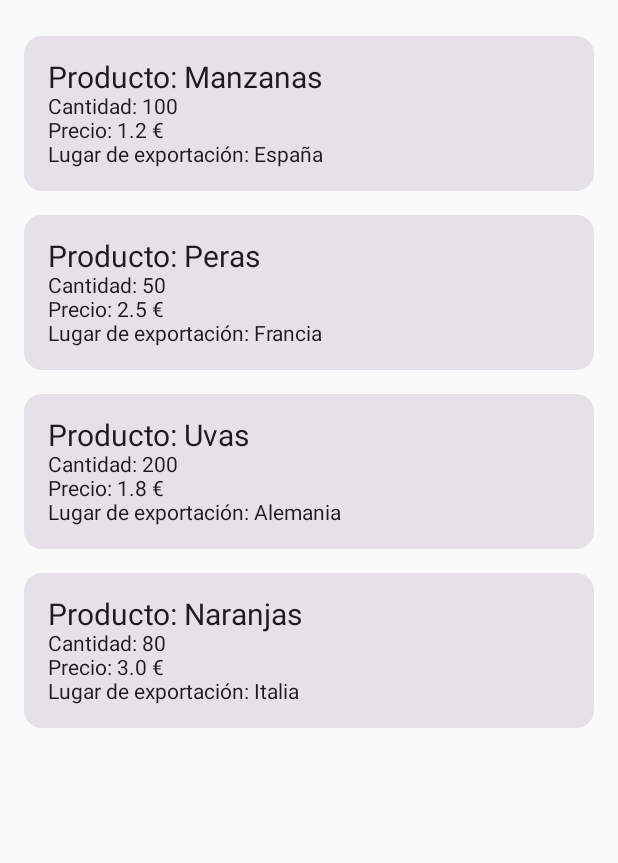
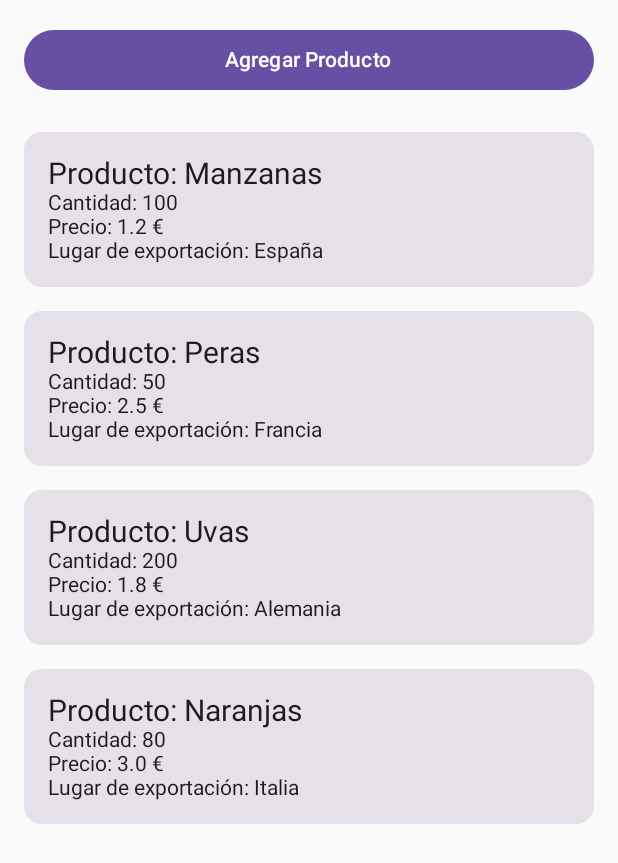
Before and after one commit to MikeBrevis/michel_brevis_HERPM1305-Examen-, an Android app built with Jetpack Compose: the screen it shows after launch (MainActivity), on a phone screen of 412 x 824 dp. Shown: the top 863 px of the screen. Run offline under Robolectric (Android 15) with nearby library versions, the phone set to English and light mode, and no system bars.

Commit message:
button to add products

```diff
--- a/app/build.gradle.kts
+++ b/app/build.gradle.kts
@@ -66,6 +66,8 @@ dependencies {
     debugImplementation(libs.androidx.ui.tooling)
     debugImplementation(libs.androidx.ui.test.manifest)
 
+    implementation("androidx.navigation:navigation-compose:2.7.2")
+
     implementation("androidx.activity:activity-compose:1.7.2")
     implementation("androidx.compose.ui:ui:1.5.1")
     implementation("androidx.compose.material:material:1.5.1")
--- a/app/src/main/java/com/example/michel_brevis_herpm1305/MainActivity.kt
+++ b/app/src/main/java/com/example/michel_brevis_herpm1305/MainActivity.kt
@@ -12,28 +12,19 @@ import androidx.compose.ui.Modifier
 import androidx.compose.ui.unit.dp
 import androidx.compose.ui.unit.sp
 
+
+import androidx.compose.material3.*
+
+import androidx.navigation.NavHostController
+import androidx.navigation.compose.NavHost
+import androidx.navigation.compose.composable
+import androidx.navigation.compose.rememberNavController
+
 class MainActivity : ComponentActivity() {
     override fun onCreate(savedInstanceState: Bundle?) {
         super.onCreate(savedInstanceState)
         setContent {
-            ProductListScreen()
-        }
-    }
-}
-
-// Pantalla principal con lista de productos
-@Composable
-fun ProductListScreen() {
-    val sampleProducts = listOf(
-        Product("Manzanas", 100, 1.2, "España"),
-        Product("Peras", 50, 2.5, "Francia"),
-        Product("Uvas", 200, 1.8, "Alemania"),
-        Product("Naranjas", 80, 3.0, "Italia")
-    )
-
-    LazyColumn(modifier = Modifier.fillMaxSize().padding(16.dp)) {
-        items(sampleProducts.size) { index ->
-            ProductCard(product = sampleProducts[index])
+            AppNavigation()
         }
     }
 }
@@ -45,6 +36,45 @@ data class Product(
     val priceEuro: Double,
     val destination: String
 )
+
+// Navegación de la aplicación
+@Composable
+fun AppNavigation() {
+    val navController = rememberNavController()
+    NavHost(navController = navController, startDestination = "productList") {
+        composable("productList") {
+            ProductListScreen(navController)
+        }
+        composable("addProduct") {
+            AddProductScreen(navController)
+        }
+    }
+}
+
+// Pantalla principal con lista de productos
+@Composable
+fun ProductListScreen(navController: NavHostController) {
+    val sampleProducts = listOf(
+        Product("Manzanas", 100, 1.2, "España"),
+        Product("Peras", 50, 2.5, "Francia"),
+        Product("Uvas", 200, 1.8, "Alemania"),
+        Product("Naranjas", 80, 3.0, "Italia")
+    )
+
+    Column(modifier = Modifier.fillMaxSize().padding(16.dp)) {
+        Button(
+            onClick = { navController.navigate("addProduct") },
+            modifier = Modifier.fillMaxWidth().padding(bottom = 16.dp)
+        ) {
+            Text(text = "Agregar Producto")
+        }
+        LazyColumn {
+            items(sampleProducts.size) { index ->
+                ProductCard(product = sampleProducts[index])
+            }
+        }
+    }
+}
 
 // Tarjeta que muestra información de un producto
 @Composable
@@ -62,3 +92,26 @@ fun ProductCard(product: Product) {
         }
     }
 }
+
+// Pantalla para agregar un producto
+@Composable
+fun AddProductScreen(navController: NavHostController) {
+    Column(
+        modifier = Modifier
+            .fillMaxSize()
+            .padding(16.dp),
+        verticalArrangement = Arrangement.Center
+    ) {
+        Text(
+            text = "Pantalla de Agregar Producto",
+            fontSize = 24.sp,
+            modifier = Modifier.padding(bottom = 16.dp)
+        )
+        Button(
+            onClick = { navController.navigateUp() },
+            modifier = Modifier.fillMaxWidth()
+        ) {
+            Text(text = "Volver")
+        }
+    }
+}
```
